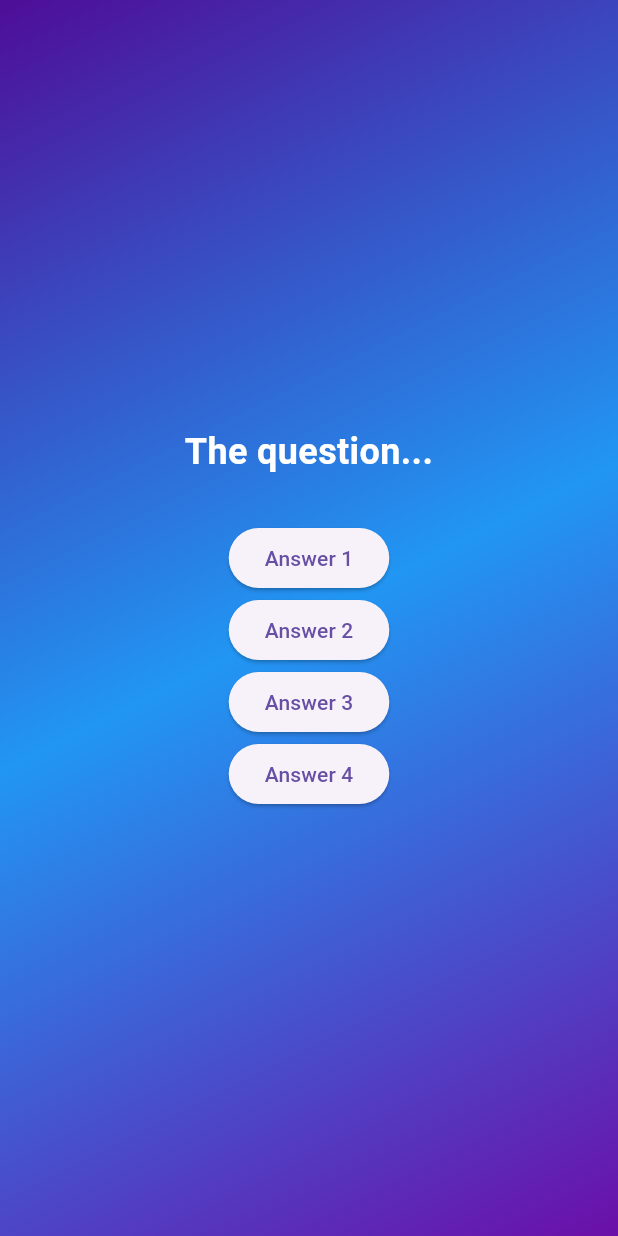
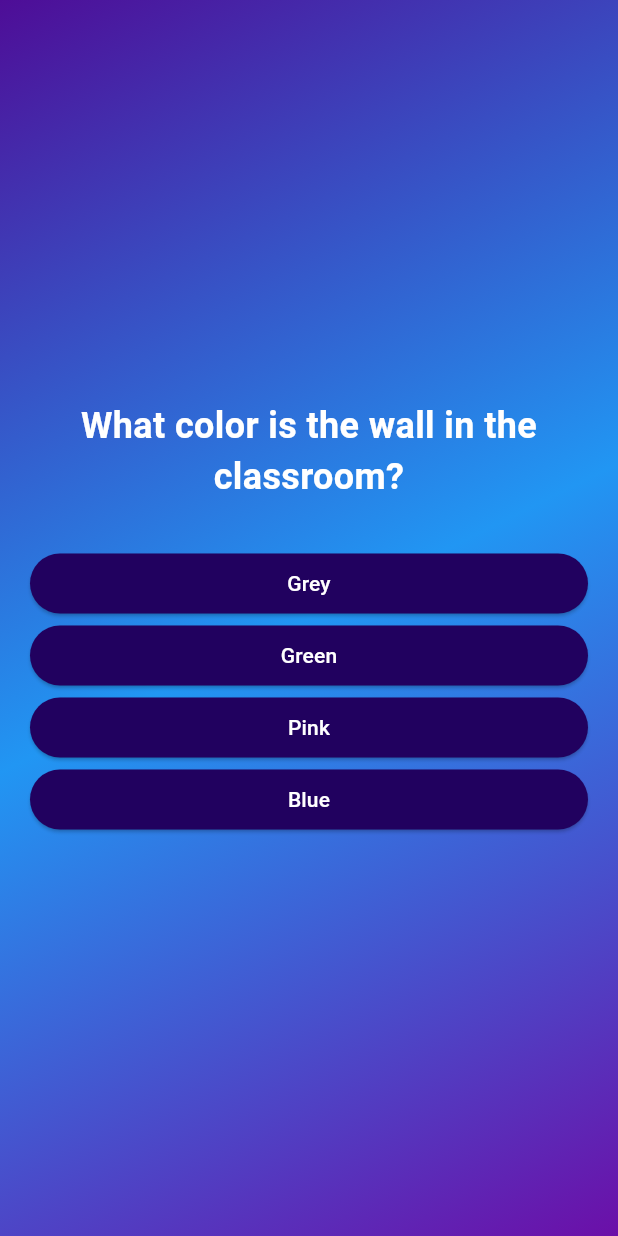
Before and after one commit to gkhan02/quiz_app, a Flutter app: the screen it shows after launch, after a tap on "Start Quiz", on a phone screen of 412 x 824 dp. Run offline on Flutter 3.47's test engine with Material 3 defaults, Android fonts, the phone set to English and light mode, and no system bars.

Commit message:
added question

```diff
--- a/lib/answer_button.dart
+++ b/lib/answer_button.dart
@@ -1,22 +1,29 @@
+
 import 'package:flutter/material.dart';
 
-class AnswerButton extends StatelessWidget{
+class AnswerButton extends StatelessWidget {
   const AnswerButton(
-    {
-      required this.answerText,required this.onTap, super.key
-    }
-  );
+      {required this.answerText, required this.onTap, super.key});
 
   final String answerText;
   final void Function() onTap;
 
   @override
-  Widget build(context){
-    return
-    ElevatedButton(
+  Widget build(context) {
+    return ElevatedButton(
       onPressed: onTap,
-      style: ElevatedButton.styleFrom(),
-      child: Text(answerText),
+      style: ElevatedButton.styleFrom(
+        backgroundColor: const Color.fromARGB(255, 33, 1, 95),
+        foregroundColor: Colors.white,
+        padding: const EdgeInsets.symmetric(
+          vertical: 10,
+          horizontal: 40,
+        ),
+      ),
+      child: Text(
+        answerText,
+        textAlign: TextAlign.center,
+      ),
     );
   }
 }
--- a/lib/data/questions.dart
+++ b/lib/data/questions.dart
@@ -5,46 +5,46 @@ const questions = [
 QuizQuestion(
   'What color is the wall in the classroom?',
   [
-    'Grey' //Correct Answer
-    'Green'
-    'Pink'
-    'Blue'
+    'Grey' ,//Correct Answer
+    'Green',
+    'Pink',
+    'Blue',
   ]
 ),
 QuizQuestion(
   'Do we open the window in the classroom?',
   [
-    'Yes' //Correct Answer
-    'No'
-    'Maybe'
-    'So'
+    'Yes' ,//Correct Answer
+    'No',
+    'Maybe',
+    'So',
   ]
 ),
 QuizQuestion(
   'Does Professor Salayka enjoy using Apple Products?',
   [
-    'No' //Correct Answer
-    'Sometimes'
-    'Yes'
-    'All the time!'
+    'No', //Correct Answer
+    'Sometimes',
+    'Yes',
+    'All the time!',
   ]
 ),
 QuizQuestion(
   'Why does NYIT have bad food?',
   [
-    'They are cheap' //Correct Answer
-    'They dont have the time'
-    'They dont have the budget'
-    'You dont pay enough'
+    'They are cheap', //Correct Answer
+    'They dont have the time',
+    'They dont have the budget',
+    'You dont pay enough',
   ]
 ),
 QuizQuestion(
   'What is the first step in making GitHub commits',
   [
-    'Stage all changes' //Correct Answer
-    'Write a message'
-    'Commit'
-    'Commit and push'
+    'Stage all changes', //Correct Answer
+    'Write a message',
+    'Commit',
+    'Commit and push',
   ]
 ),
 ];
--- a/lib/models/quiz_question.dart
+++ b/lib/models/quiz_question.dart
@@ -1,8 +1,13 @@
+
 class QuizQuestion {
-
-const QuizQuestion(this.text, this.answers); //constructor
+  const QuizQuestion(this.text, this.answers); //constructor
 
   final String text; //Question text
   final List<String> answers;
 
+  List<String> getShuffledAnswers() {
+    final shuffledList = List.of(answers);
+    shuffledList.shuffle;
+    return shuffledList;
+  }
 }
--- a/lib/questions_screen.dart
+++ b/lib/questions_screen.dart
@@ -1,4 +1,6 @@
 import 'package:flutter/material.dart';
+import 'package:quiz_app/answer_button.dart';
+import 'package:quiz_app/data/questions.dart';
 
 class QuestionsScreen extends StatefulWidget {
   const QuestionsScreen({super.key});
@@ -10,15 +12,27 @@ class QuestionsScreen extends StatefulWidget {
 }
 
 class _QuestionsScreenState extends State<QuestionsScreen> {
+  var currentQuestionIndex = 0;
+
+  void answerQuestion() {
+    setState(() {
+      currentQuestionIndex++;
+    });
+  }
+
   @override
   Widget build(context) {
+    final currentQuestion = questions[currentQuestionIndex];
     return SizedBox(
       width: double.infinity,
+      child: Container(
+        margin: const EdgeInsets.all(20),
         child: Column(
           mainAxisAlignment: MainAxisAlignment.center,
+          crossAxisAlignment: CrossAxisAlignment.stretch,
           children: [
-          const Text(
-            'The question...',
+            Text(
+              currentQuestion.text,
               style: TextStyle(
                 fontSize: 24,
                 color: Colors.white,
@@ -27,23 +41,14 @@ class _QuestionsScreenState extends State<QuestionsScreen> {
               textAlign: TextAlign.center,
             ),
             const SizedBox(height: 30),
-          ElevatedButton(
-            onPressed: () {},
-            child: const Text('Answer 1'),
+            ...currentQuestion.getShuffledAnswers().map((item) {
+              return AnswerButton(
+                answerText: item,
+                onTap: answerQuestion,
+              );
+            }),
+          ],
         ),
-          ElevatedButton(
-            onPressed: () {},
-            child: const Text('Answer 2'),
-          ),
-          ElevatedButton(
-            onPressed: () {},
-            child: const Text('Answer 3'),
-          ),
-          ElevatedButton(
-            onPressed: () {},
-            child: const Text('Answer 4'),
-          ),
-        ],
       ),
     );
   }
```
Lines whose indentation alone changed are shown as unchanged.
